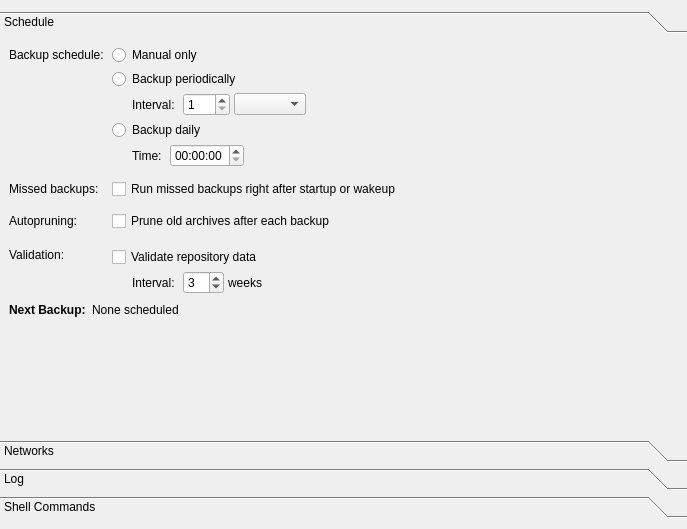
The window that src/vorta/assets/UI/scheduletab.ui (borgbase/vorta) describes before a commit, drawn with Qt 5.
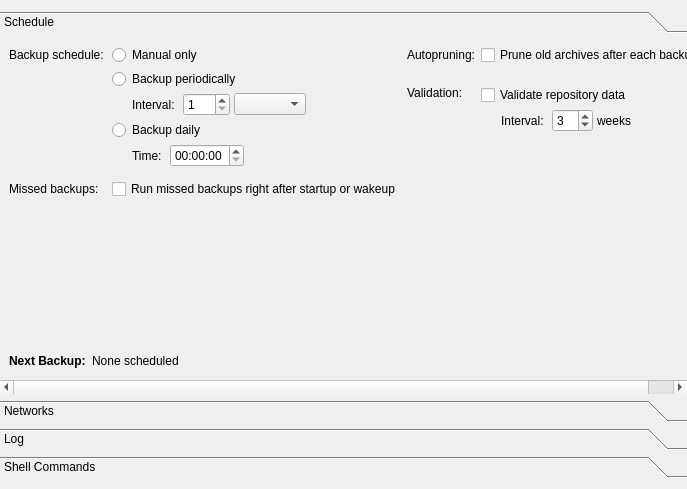
The same window after the commit.

Commit message:
Move some options in scheduletab to the side.
This results in two columns of options and fixes vertical scrolling.

* src/vorta/assets/UI/scheduletab.ui

Patch:
```diff
--- a/src/vorta/assets/UI/scheduletab.ui
+++ b/src/vorta/assets/UI/scheduletab.ui
@@ -7,7 +7,7 @@
     <x>0</x>
     <y>0</y>
     <width>687</width>
-    <height>529</height>
+    <height>489</height>
    </rect>
   </property>
   <property name="windowTitle">
@@ -39,8 +39,8 @@
        <rect>
         <x>0</x>
         <y>0</y>
-        <width>687</width>
-        <height>389</height>
+        <width>815</width>
+        <height>328</height>
        </rect>
       </property>
       <property name="font">
@@ -60,6 +60,8 @@
         <number>6</number>
        </property>
        <item>
+        <layout class="QHBoxLayout" name="horizontalLayout_2">
+         <item>
         <layout class="QFormLayout" name="formLayout_2">
          <property name="formAlignment">
           <set>Qt::AlignHCenter|Qt::AlignTop</set>
@@ -293,30 +295,7 @@
            </property>
           </widget>
          </item>
-         <item row="8" column="1">
-          <widget class="QCheckBox" name="pruneCheckBox">
-           <property name="text">
-            <string>Prune old archives after each backup</string>
-           </property>
-          </widget>
-         </item>
          <item row="7" column="1">
-          <spacer name="verticalSpacer_4">
-           <property name="orientation">
-            <enum>Qt::Vertical</enum>
-           </property>
-           <property name="sizeType">
-            <enum>QSizePolicy::Fixed</enum>
-           </property>
-           <property name="sizeHint" stdset="0">
-            <size>
-             <width>1</width>
-             <height>4</height>
-            </size>
-           </property>
-          </spacer>
-         </item>
-         <item row="9" column="1">
           <spacer name="verticalSpacer_5">
            <property name="orientation">
             <enum>Qt::Vertical</enum>
@@ -332,21 +311,32 @@
            </property>
           </spacer>
          </item>
-         <item row="8" column="0">
+          </layout>
+         </item>
+         <item>
+          <layout class="QFormLayout" name="formLayout_3">
+           <item row="0" column="0">
           <widget class="QLabel" name="label_9">
            <property name="text">
             <string>Autopruning:</string>
            </property>
           </widget>
          </item>
-         <item row="10" column="0">
+           <item row="0" column="1">
+            <widget class="QCheckBox" name="pruneCheckBox">
+             <property name="text">
+              <string>Prune old archives after each backup</string>
+             </property>
+            </widget>
+           </item>
+           <item row="2" column="0">
           <widget class="QLabel" name="label_10">
            <property name="text">
             <string>Validation:</string>
            </property>
           </widget>
          </item>
-         <item row="10" column="1">
+           <item row="2" column="1">
           <layout class="QVBoxLayout" name="verticalLayout_7">
            <property name="spacing">
             <number>4</number>
@@ -449,7 +439,38 @@
            </item>
           </layout>
          </item>
-        </layout>
+           <item row="1" column="1">
+            <spacer name="verticalSpacer_4">
+             <property name="orientation">
+              <enum>Qt::Vertical</enum>
+             </property>
+             <property name="sizeType">
+              <enum>QSizePolicy::Fixed</enum>
+             </property>
+             <property name="sizeHint" stdset="0">
+              <size>
+               <width>1</width>
+               <height>4</height>
+              </size>
+             </property>
+            </spacer>
+           </item>
+          </layout>
+         </item>
+        </layout>
+       </item>
+       <item>
+        <spacer name="verticalSpacer_3">
+         <property name="orientation">
+          <enum>Qt::Vertical</enum>
+         </property>
+         <property name="sizeHint" stdset="0">
+          <size>
+           <width>20</width>
+           <height>40</height>
+          </size>
+         </property>
+        </spacer>
        </item>
        <item>
         <layout class="QHBoxLayout" name="horizontalLayout">
@@ -488,19 +509,6 @@
          </item>
         </layout>
        </item>
-       <item>
-        <spacer name="verticalSpacer_3">
-         <property name="orientation">
-          <enum>Qt::Vertical</enum>
-         </property>
-         <property name="sizeHint" stdset="0">
-          <size>
-           <width>0</width>
-           <height>0</height>
-          </size>
-         </property>
-        </spacer>
-       </item>
       </layout>
      </widget>
      <widget class="QWidget" name="page_2">
```
Left out of the diff: 6 changed lines with no effect on the pictures. Lines whose indentation alone changed are shown as unchanged.
